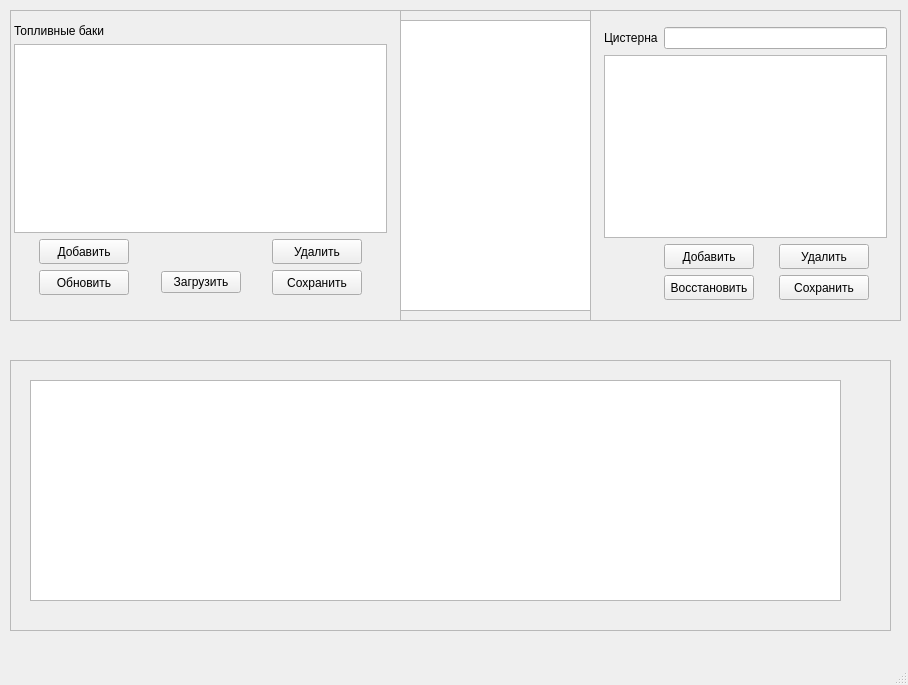
The window that tanks_edit.ui (breton75/oprichnik) describes before a commit, drawn with Qt 5.
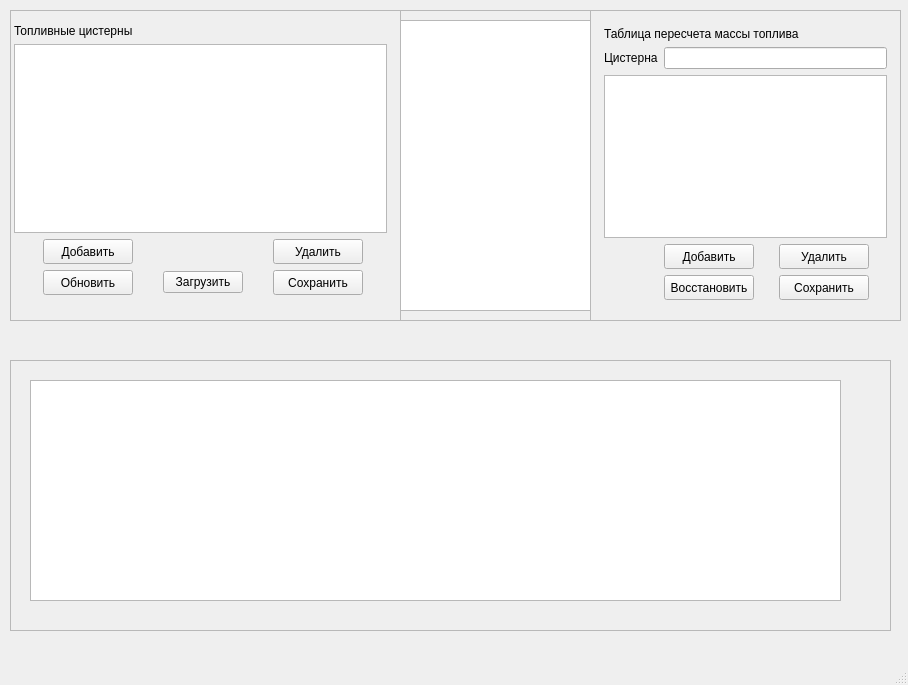
The same window after the commit. Icons and pictures are not drawn.

What changed in the file:
```diff
--- a/tanks_edit.ui
+++ b/tanks_edit.ui
@@ -130,7 +130,7 @@
       <item row="0" column="0" colspan="2">
        <widget class="QLabel" name="label">
         <property name="text">
-         <string>Топливные баки</string>
+         <string>Топливные цистерны</string>
         </property>
        </widget>
       </item>
@@ -262,21 +262,21 @@
       <property name="bottomMargin">
        <number>4</number>
       </property>
-      <item row="1" column="0" colspan="5">
+      <item row="2" column="0" colspan="5">
        <widget class="QTableView" name="tvMeasures">
         <attribute name="horizontalHeaderStretchLastSection">
          <bool>true</bool>
         </attribute>
        </widget>
       </item>
-      <item row="0" column="0">
+      <item row="1" column="0">
        <widget class="QLabel" name="label_2">
         <property name="text">
          <string>Цистерна</string>
         </property>
        </widget>
       </item>
-      <item row="2" column="3">
+      <item row="3" column="3">
        <widget class="QPushButton" name="pbnRemoveMeasure">
         <property name="sizePolicy">
          <sizepolicy hsizetype="Fixed" vsizetype="Fixed">
@@ -301,7 +301,7 @@
         </property>
        </widget>
       </item>
-      <item row="2" column="1">
+      <item row="3" column="1">
        <widget class="QPushButton" name="pbnAddMeasure">
         <property name="sizePolicy">
          <sizepolicy hsizetype="Fixed" vsizetype="Fixed">
@@ -326,7 +326,7 @@
         </property>
        </widget>
       </item>
-      <item row="3" column="1">
+      <item row="4" column="1">
        <widget class="QPushButton" name="pbnRestoreMeasuresList">
         <property name="sizePolicy">
          <sizepolicy hsizetype="Fixed" vsizetype="Fixed">
@@ -351,7 +351,10 @@
         </property>
        </widget>
       </item>
-      <item row="3" column="3">
+      <item row="1" column="1" colspan="4">
+       <widget class="QLineEdit" name="leTank"/>
+      </item>
+      <item row="4" column="3">
        <widget class="QPushButton" name="pbnSaveMeasuresList">
         <property name="sizePolicy">
          <sizepolicy hsizetype="Fixed" vsizetype="Fixed">
@@ -376,8 +379,12 @@
         </property>
        </widget>
       </item>
-      <item row="0" column="1" colspan="4">
-       <widget class="QLineEdit" name="leTank"/>
+      <item row="0" column="0" colspan="5">
+       <widget class="QLabel" name="label_3">
+        <property name="text">
+         <string>Таблица пересчета массы топлива</string>
+        </property>
+       </widget>
       </item>
      </layout>
     </widget>
```
